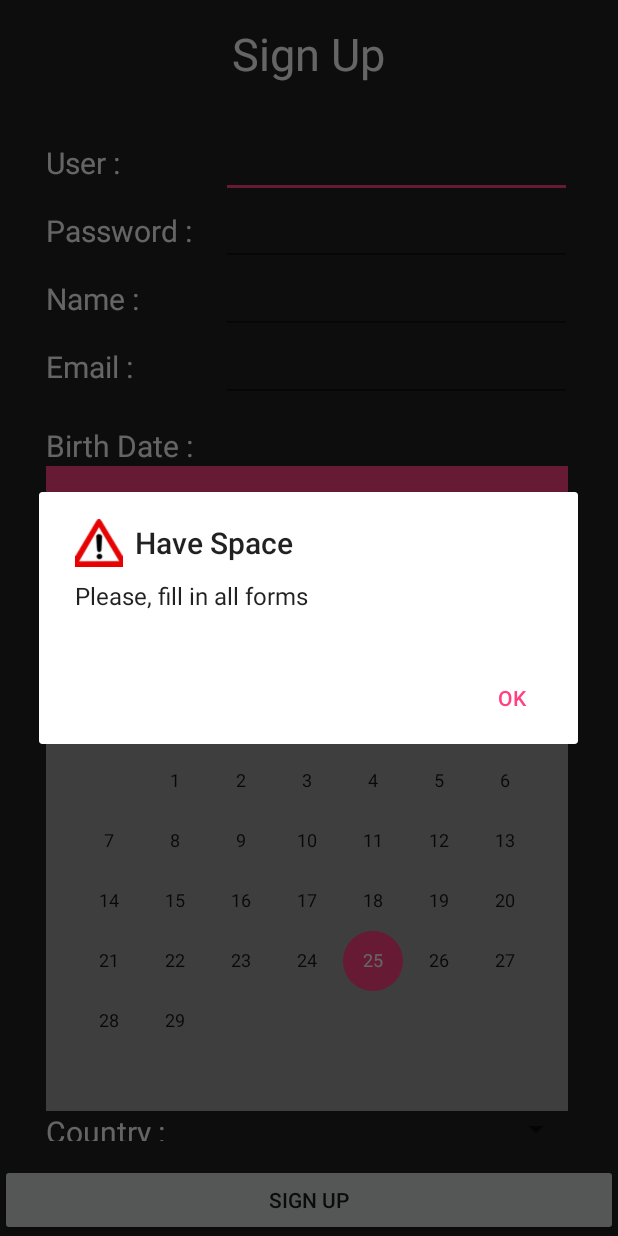
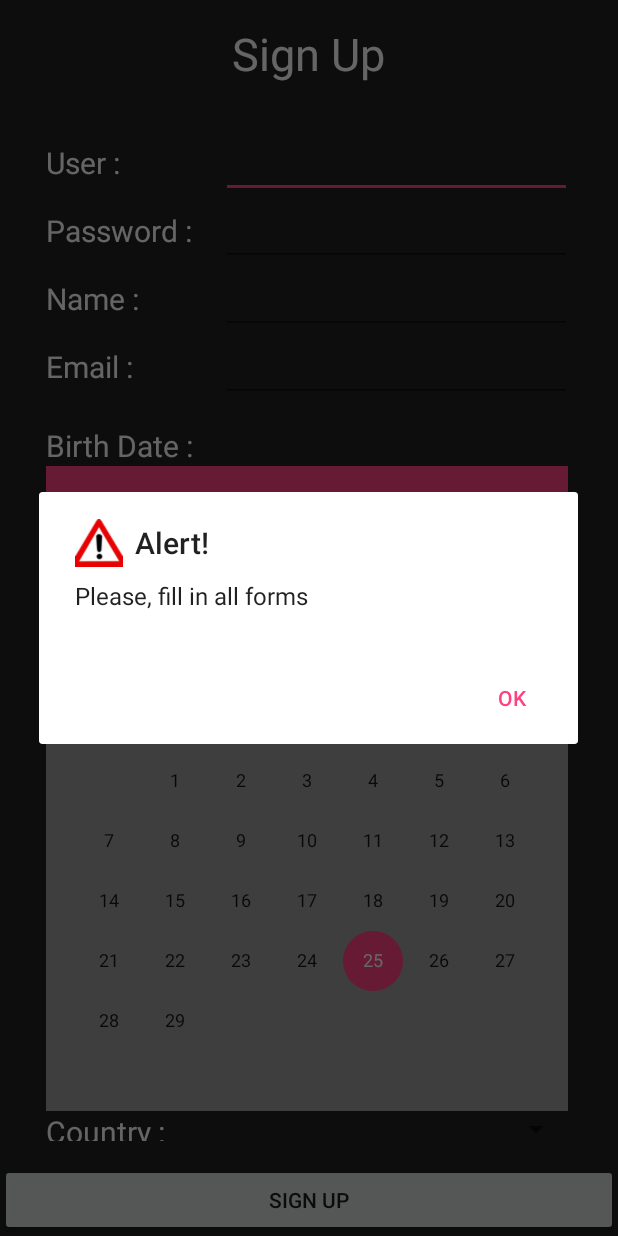
Before and after one commit to kan555/DoneDream, an Android app: the SignUpActivity screen opened directly, with no data from a screen before it, after a tap on "SIGN UP", on a phone screen of 412 x 824 dp. Run offline under Robolectric (Android 15) with nearby library versions, the phone set to English and light mode, and no system bars.

```diff
--- a/app/src/main/java/com/donedream/sillapajarn/chawametha/donedream/SignUpActivity.java
+++ b/app/src/main/java/com/donedream/sillapajarn/chawametha/donedream/SignUpActivity.java
@@ -2,6 +2,7 @@ package com.donedream.sillapajarn.chawametha.donedream;
 
 import android.support.v7.app.AppCompatActivity;
 import android.os.Bundle;
+import android.util.Log;
 import android.view.View;
 import android.widget.DatePicker;
 import android.widget.EditText;
@@ -33,6 +34,8 @@ public class SignUpActivity extends AppCompatActivity {
         passwordEditText = (EditText) findViewById(R.id.editText4);
         nameEditText = (EditText) findViewById(R.id.editText5);
         emailEditText = (EditText) findViewById(R.id.editText6);
+        birthDatePicker = (DatePicker) findViewById(R.id.datePicker);
+
 
     }   //blind widget
 
@@ -48,16 +51,27 @@ public class SignUpActivity extends AppCompatActivity {
         if (checkSpace()) {
             //have space
             MyAlertDialog myAlertDialog = new MyAlertDialog();
-            myAlertDialog.myDialog(SignUpActivity.this, "Have Space", "Please, fill in all forms");
+            myAlertDialog.myDialog(SignUpActivity.this, "Alert!", "Please, fill in all forms");
 
         } else {
             // no space
+            gerValueFromDatePicker();
 
 
         }   //if
 
 
     }   //click save data (sign up)
+
+    private void gerValueFromDatePicker() {
+
+        int intDay = birthDatePicker.getDayOfMonth();
+        int intMonth = birthDatePicker.getMonth() +1; //1==jan
+        int intYear = birthDatePicker.getYear();
+
+        Log.d("25Feb", "birth ==> " + intDay + "/" + intMonth + "/" + intYear);
+
+    }   // ger value from date picker
 
     private boolean checkSpace() {
 
```
